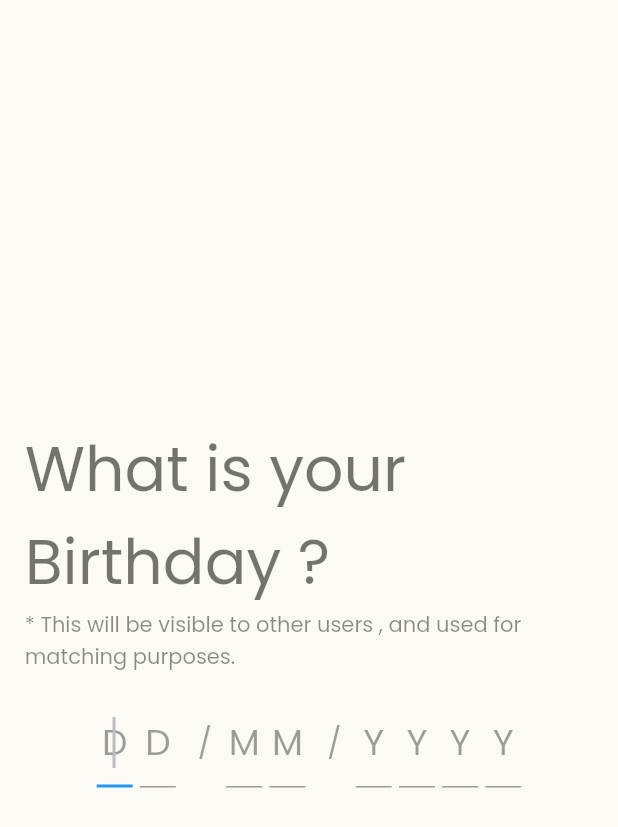
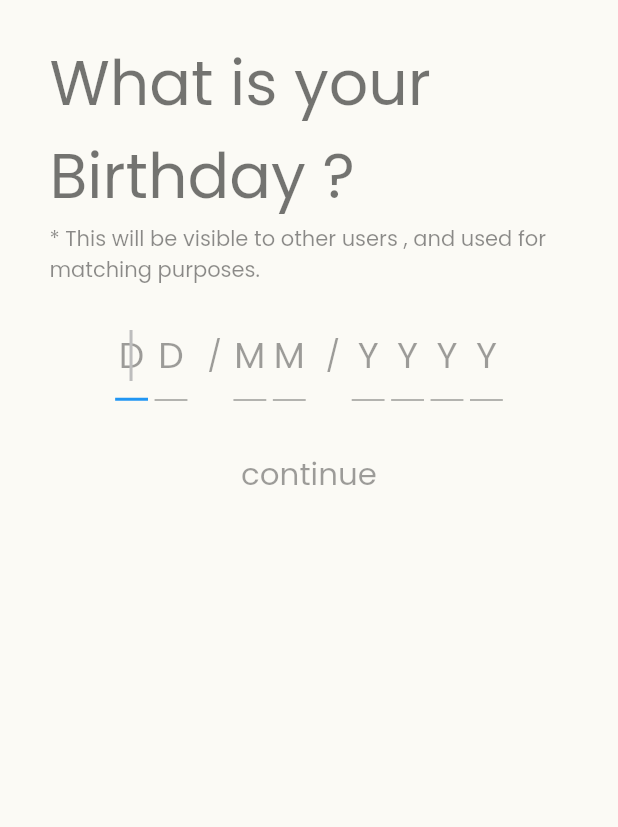
Before and after one commit to canergulay/matching_dating_app, a Flutter app: the WhenIsYourBirthday widget shown alone on an empty page, opened directly, on a phone screen of 412 x 824 dp. Shown: the top 827 px of the screen. Run offline on Flutter 3.47's test engine with Material 2 defaults, Android fonts, the phone set to English and light mode, and no system bars; our stand-ins replace adaptive_dialog, bloc, dio, email_validator, firebase_core, flutter_bloc and 5 more; accounts and stored records are empty.

Commit message:
birthday has been added

```diff
--- a/lib/core/constants/controllers/date_validator_controller.dart
+++ b/lib/core/constants/controllers/date_validator_controller.dart
@@ -1,10 +1,15 @@
+import 'package:matchangoo/core/components/buttons/animated_button.dart';
+
 class DateValidatorRegexper {
-  static final RegExp dayRegexp = RegExp("[0-9]");
+  static final RegExp dayRegFirst = RegExp("[0-3]");
+
+  static final RegExp dayRegexpSecond = RegExp("[0-9]");
 
   static final RegExp monthRegexpFirst = RegExp("[0-1]");
-  static final RegExp monthRegexpSecond = RegExp("[1-9]");
+  static final RegExp monthRegexpSecond = RegExp("[1-2]");
 
   static final RegExp yearRegexpFirst = RegExp("[1-2]");
-  static final RegExp yearRegexpSecond = RegExp("[9]|[0]");
+  static final String _dummy = "";
+  static final RegExp yearRegexpSecond = RegExp("((^|, )([8-9]|[0-0]|0))+$_dummy");
   static final RegExp yearRegexpLastTwo = RegExp("[0-9]");
 }
--- a/lib/core/structure/utils/extensions/focus_passer_extension.dart
+++ b/lib/core/structure/utils/extensions/focus_passer_extension.dart
@@ -8,4 +8,8 @@ extension FocusNext on BuildContext {
   void finishAndUnfocus() {
     FocusScope.of(this).unfocus();
   }
+
+  void getPreviousFocus() {
+    FocusScope.of(this).previousFocus();
+  }
 }
--- a/lib/features/Identification/presentation/pages/identification_pages.dart/whats_your_birth.dart
+++ b/lib/features/Identification/presentation/pages/identification_pages.dart/whats_your_birth.dart
@@ -1,10 +1,14 @@
 import 'package:flutter/material.dart';
 import 'package:flutter/services.dart';
+import 'package:flutter_bloc/flutter_bloc.dart';
+import 'package:matchangoo/core/components/utils/on_off_cubit.dart';
 import 'package:matchangoo/core/constants/controllers/date_validator_controller.dart';
 import 'package:matchangoo/core/structure/utils/extensions/context_extension.dart';
 import 'package:matchangoo/core/structure/utils/extensions/focus_passer_extension.dart';
 import 'package:matchangoo/core/structure/utils/extensions/sizedBox_extension.dart';
 import 'package:matchangoo/core/ui/components/headlines.dart';
+import 'package:matchangoo/features/Identification/presentation/cubit/identification_cubit.dart';
+import 'package:matchangoo/features/Identification/presentation/widgets/activatable_button.dart';
 
 class WhenIsYourBirthday extends StatelessWidget {
   const WhenIsYourBirthday({Key? key}) : super(key: key);
@@ -14,11 +18,16 @@ class WhenIsYourBirthday extends StatelessWidget {
 
   @override
   Widget build(BuildContext context) {
+    return BlocProvider(
+      create: (context) => OnOffCubit(),
+      child: SingleChildScrollView(child: Builder(
+        builder: (context) {
           return Container(
-      padding: EdgeInsets.only(left: context.widthUnit * 4, right: context.widthUnit * 4),
+            padding: EdgeInsets.symmetric(horizontal: context.widthUnit * 8, vertical: context.heightUnit * 3),
+            //padding: EdgeInsets.only(left: context.widthUnit * 4, right: context.widthUnit * 4),
             child: Column(
               mainAxisAlignment: MainAxisAlignment.center,
-        crossAxisAlignment: CrossAxisAlignment.center,
+              crossAxisAlignment: CrossAxisAlignment.start,
               children: [
                 headLineTwo(context, WhatIsYourBD),
                 Text(
@@ -27,9 +36,15 @@ class WhenIsYourBirthday extends StatelessWidget {
                 ),
                 SizedBox().heightSpacer(context, 2),
                 wholeTextField(context),
-          SizedBox().heightSpacer(context, 2)
+                SizedBox().heightSpacer(context, 2),
+                activatableButton(onPressed: () {
+                  context.read<IdentificationCubit>().goToNextPage();
+                })
               ],
             ),
+          );
+        },
+      )),
     );
   }
 
@@ -39,11 +54,11 @@ class WhenIsYourBirthday extends StatelessWidget {
         Spacer(
           flex: 10,
         ),
-        digitTextField(false, context, 'D', DateValidatorRegexper.dayRegexp),
+        digitTextField(0, context, 'D', DateValidatorRegexper.dayRegFirst),
         Spacer(
           flex: 1,
         ),
-        digitTextField(false, context, 'D', DateValidatorRegexper.dayRegexp),
+        digitTextField(1, context, 'D', DateValidatorRegexper.dayRegexpSecond),
         Spacer(
           flex: 3,
         ),
@@ -56,11 +71,11 @@ class WhenIsYourBirthday extends StatelessWidget {
         Spacer(
           flex: 3,
         ),
-        digitTextField(false, context, 'M', DateValidatorRegexper.monthRegexpFirst),
+        digitTextField(2, context, 'M', DateValidatorRegexper.monthRegexpFirst),
         Spacer(
           flex: 1,
         ),
-        digitTextField(false, context, 'M', DateValidatorRegexper.monthRegexpSecond),
+        digitTextField(3, context, 'M', DateValidatorRegexper.monthRegexpSecond),
         Spacer(
           flex: 3,
         ),
@@ -73,19 +88,19 @@ class WhenIsYourBirthday extends StatelessWidget {
         Spacer(
           flex: 3,
         ),
-        digitTextField(false, context, 'Y', DateValidatorRegexper.yearRegexpFirst),
+        digitTextField(4, context, 'Y', DateValidatorRegexper.yearRegexpFirst),
         Spacer(
           flex: 1,
         ),
-        digitTextField(false, context, 'Y', DateValidatorRegexper.yearRegexpSecond),
+        digitTextField(5, context, 'Y', DateValidatorRegexper.yearRegexpSecond),
         Spacer(
           flex: 1,
         ),
-        digitTextField(false, context, 'Y', DateValidatorRegexper.yearRegexpLastTwo),
+        digitTextField(6, context, 'Y', DateValidatorRegexper.yearRegexpLastTwo),
         Spacer(
           flex: 1,
         ),
-        digitTextField(true, context, 'Y', DateValidatorRegexper.yearRegexpLastTwo),
+        digitTextField(7, context, 'Y', DateValidatorRegexper.yearRegexpLastTwo),
         Spacer(
           flex: 10,
         ),
@@ -93,7 +108,7 @@ class WhenIsYourBirthday extends StatelessWidget {
     );
   }
 
-  Expanded digitTextField(bool isLast, BuildContext context, String hint, RegExp regexp) {
+  Expanded digitTextField(int field, BuildContext context, String hint, RegExp regexp) {
     return Expanded(
         flex: 5,
         child: TextField(
@@ -110,12 +125,54 @@ class WhenIsYourBirthday extends StatelessWidget {
           ],
           keyboardType: TextInputType.number,
           onChanged: (string) {
-            !isLast ? context.nextEditableTextFocus() : context.finishAndUnfocus();
+            if (string.isNotEmpty) {
+              if (shouldGoNextField(field, string)) {
+                context.nextEditableTextFocus();
+              }
+              if (field == 7) {
+                context.finishAndUnfocus();
+                context.read<OnOffCubit>().on();
+              }
+            }
           },
         ));
   }
 }
 
-bool checkForMonthFirst(String month) {
-  return month == "0" || month == "1";
+bool shouldGoNextField(int field, String value) {
+  print('HERE IS THE VALUE ' + value);
+  switch (field) {
+    case 0:
+      return kontrolForZero(int.parse(value));
+    case 2:
+      return kontrolForSecond(int.parse(value));
+    case 3:
+      return kontrolForThird(int.parse(value));
+    case 4:
+      return kontrolForForth(int.parse(value));
+    case 5:
+      return kontrolForFifth(int.parse(value));
+    default:
+      return true;
   }
+}
+
+bool kontrolForZero(int value) {
+  return value <= 3;
+}
+
+bool kontrolForSecond(int value) {
+  return value == 0 || value == 1;
+}
+
+bool kontrolForThird(int value) {
+  return value < 3;
+}
+
+bool kontrolForForth(int value) {
+  return value == 1 || value == 2;
+}
+
+bool kontrolForFifth(int value) {
+  return value == 8 || value == 9 || value == 0;
+}
--- /dev/null
+++ b/lib/features/Identification/presentation/widgets/activatable_button.dart
@@ -0,0 +1,23 @@
+import 'package:flutter_bloc/flutter_bloc.dart';
+import 'package:matchangoo/core/components/buttons/animated_button.dart';
+import 'package:matchangoo/core/components/utils/on_off_cubit.dart';
+import 'package:matchangoo/core/structure/utils/extensions/sizedBox_extension.dart';
+
+import 'package:flutter/material.dart';
+import 'package:matchangoo/core/ui/components/headlines.dart';
+
+Widget activatableButton({required VoidCallback onPressed}) => BlocBuilder<OnOffCubit, bool>(
+      builder: (context, state) {
+        if (!state) {
+          return Center(
+              child: Column(
+            children: [
+              SizedBox().heightSpacer(context, 2),
+              Container(child: headLineThree(context, 'continue')),
+            ],
+          ));
+        } else {
+          return AnimatedButton(title: 'continue', onPressed: onPressed);
+        }
+      },
+    );
```
Also changed, not shown: lib/features/Identification/presentation/cubit/identification_cubit.dart (+10 -1 lines), lib/features/Identification/presentation/pages/identification_pages.dart/whats_your_name.dart (+2 -17 lines). Lines whose indentation alone changed are shown as unchanged.
